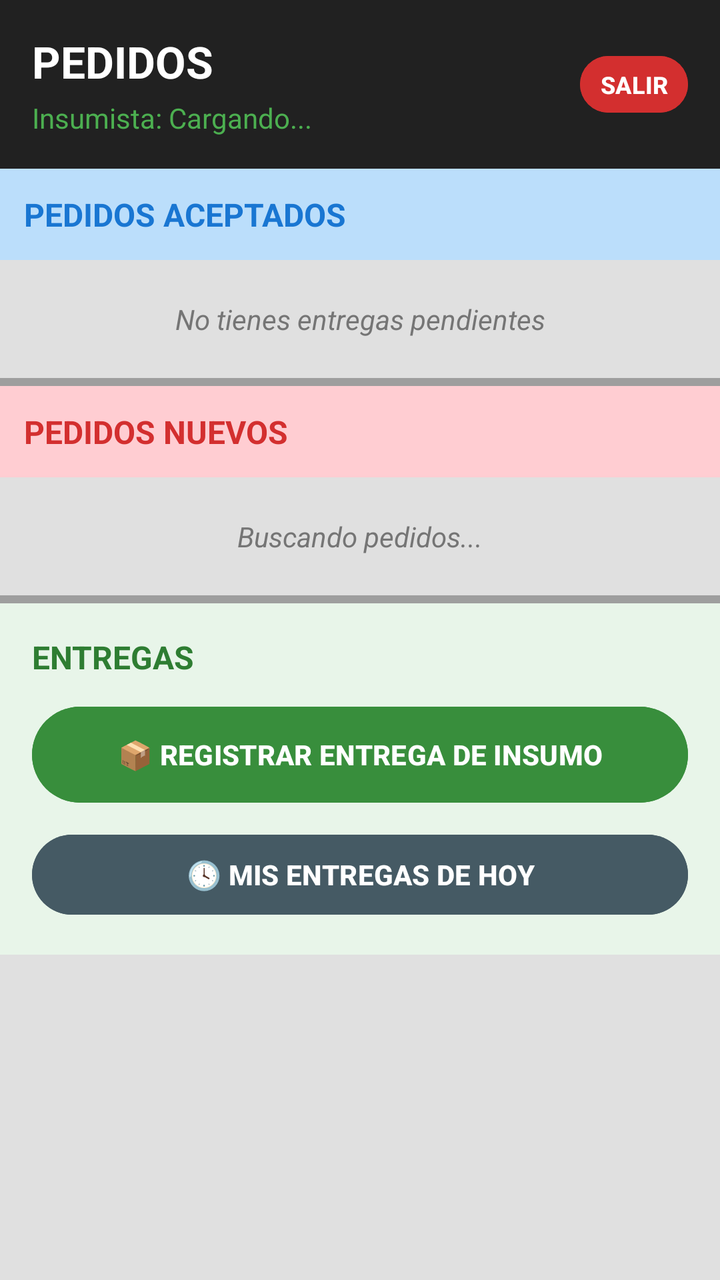
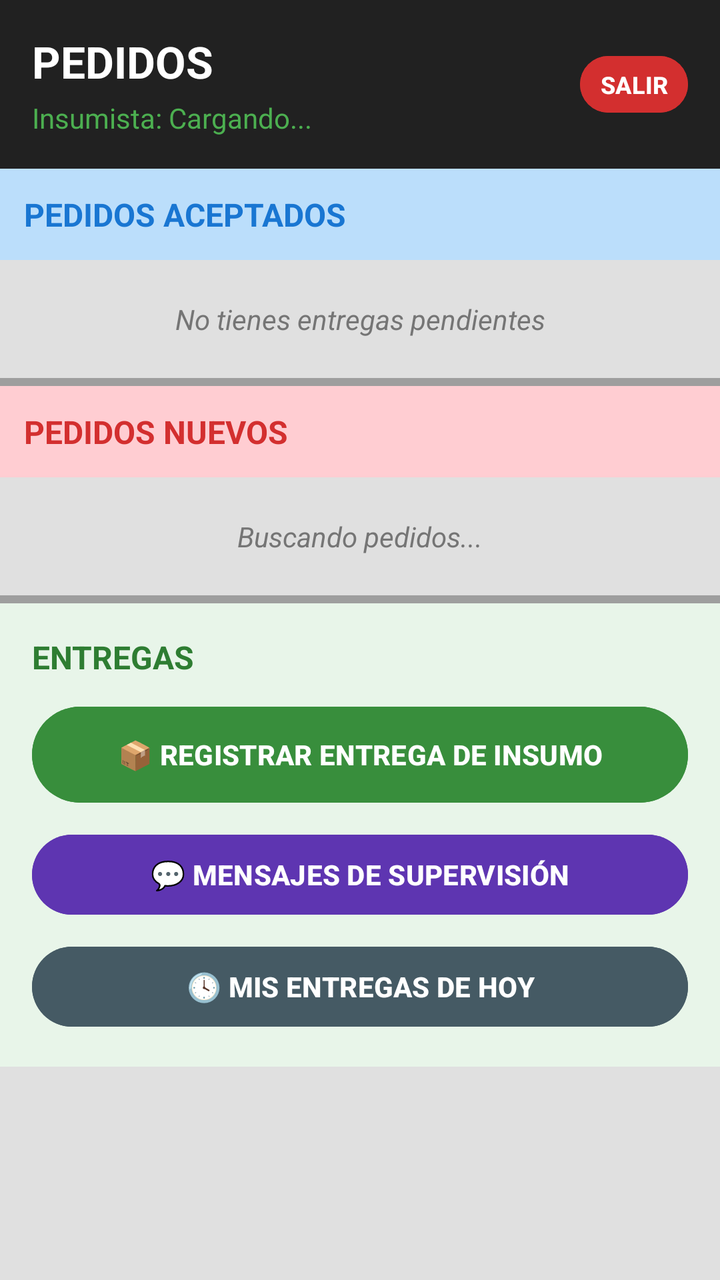

The first picture is an Android layout as it rendered before a commit; the second is the same layout after the commit. The layout source and the unified diff follow.
<!-- AndroidManifest.xml: application theme Theme.Controller -->
<!-- res/layout/activity_bandeja_insumos.xml -->
<?xml version="1.0" encoding="utf-8"?>
<LinearLayout xmlns:android="http://schemas.android.com/apk/res/android"
    android:layout_width="match_parent"
    android:layout_height="match_parent"
    android:orientation="vertical"
    android:background="#E0E0E0"
    android:fitsSystemWindows="true">

    <LinearLayout
        android:layout_width="match_parent"
        android:layout_height="wrap_content"
        android:background="#212121"
        android:padding="16dp"
        android:orientation="horizontal"
        android:gravity="center_vertical">
        <LinearLayout
            android:layout_width="0dp"
            android:layout_height="wrap_content"
            android:layout_weight="1"
            android:orientation="vertical">
            <TextView
                android:layout_width="wrap_content"
                android:layout_height="wrap_content"
                android:text="PEDIDOS"
                android:textColor="#FFFFFF"
                android:textSize="22sp"
                android:textStyle="bold"/>
            <TextView
                android:id="@+id/tvUsuarioLogueado"
                android:layout_width="wrap_content"
                android:layout_height="wrap_content"
                android:text="Insumista: Cargando..."
                android:textColor="#4CAF50"
                android:textSize="14sp"
                android:layout_marginTop="4dp"/>
        </LinearLayout>
        <Button
            android:id="@+id/btnCerrarSesion"
            android:layout_width="wrap_content"
            android:layout_height="wrap_content"
            android:minHeight="0dp"
            android:minWidth="0dp"
            android:paddingHorizontal="10dp"
            android:text="SALIR"
            android:textSize="12sp"
            android:backgroundTint="#D32F2F"
            android:textColor="#FFFFFF"
            android:textStyle="bold"/>
    </LinearLayout>

    <androidx.core.widget.NestedScrollView
        android:layout_width="match_parent"
        android:layout_height="match_parent"
        android:fillViewport="true">

        <LinearLayout
            android:layout_width="match_parent"
            android:layout_height="wrap_content"
            android:orientation="vertical">

            <TextView
                android:layout_width="match_parent"
                android:layout_height="wrap_content"
                android:text="PEDIDOS ACEPTADOS"
                android:textColor="#1976D2"
                android:textStyle="bold"
                android:padding="12dp"
                android:textSize="16sp"
                android:background="#BBDEFB"/>

            <TextView
                android:id="@+id/tvSinAsignados"
                android:layout_width="match_parent"
                android:layout_height="wrap_content"
                android:text="No tienes entregas pendientes"
                android:gravity="center"
                android:padding="20dp"
                android:textStyle="italic"
                android:textColor="#757575"/>

            <androidx.recyclerview.widget.RecyclerView
                android:id="@+id/rvAsignados"
                android:layout_width="match_parent"
                android:layout_height="wrap_content"
                android:nestedScrollingEnabled="false" /> <View
            android:layout_width="match_parent"
            android:layout_height="4dp"
            android:background="#9E9E9E"/>

            <TextView
                android:layout_width="match_parent"
                android:layout_height="wrap_content"
                android:text="PEDIDOS NUEVOS"
                android:textColor="#D32F2F"
                android:textStyle="bold"
                android:padding="12dp"
                android:textSize="16sp"
                android:background="#FFCDD2"/>

            <TextView
                android:id="@+id/tvSinPedidos"
                android:layout_width="match_parent"
                android:layout_height="wrap_content"
                android:text="Buscando pedidos..."
                android:gravity="center"
                android:padding="20dp"
                android:textStyle="italic"
                android:textColor="#757575"/>

            <androidx.recyclerview.widget.RecyclerView
                android:id="@+id/rvPedidos"
                android:layout_width="match_parent"
                android:layout_height="wrap_content"
                android:nestedScrollingEnabled="false" />

            <View
                android:layout_width="match_parent"
                android:layout_height="4dp"
                android:background="#9E9E9E"/>

            <LinearLayout
                android:layout_width="match_parent"
                android:layout_height="wrap_content"
                android:background="#E8F5E9"
                android:padding="16dp"
                android:orientation="vertical">

                <TextView
                    android:layout_width="match_parent"
                    android:layout_height="wrap_content"
                    android:text="ENTREGAS"
                    android:textColor="#2E7D32"
                    android:textStyle="bold"
                    android:textSize="16sp"
                    android:layout_marginBottom="10dp"/>

                <Button
                    android:id="@+id/btnEntregarInsumo"
                    android:layout_width="match_parent"
                    android:layout_height="56dp"
                    android:text="📦 REGISTRAR ENTREGA DE INSUMO"
                    android:textColor="#FFFFFF"
                    android:textStyle="bold"
                    android:backgroundTint="#388E3C"/>

                <Button
                    android:id="@+id/btnHistorialEntregas"
                    android:layout_width="match_parent"
                    android:layout_height="48dp"
                    android:layout_marginTop="8dp"
                    android:text="🕓 MIS ENTREGAS DE HOY"
                    android:textColor="#FFFFFF"
                    android:textStyle="bold"
                    android:backgroundTint="#455A64"/>
            </LinearLayout>

        </LinearLayout>
    </androidx.core.widget.NestedScrollView>

</LinearLayout>
<!-- resources referenced by this layout -->
<resources>
  <style name="Theme.Controller" parent="Base.Theme.Controller" />
  <style name="Base.Theme.Controller" parent="Theme.Material3.DayNight.NoActionBar">
          
          
      </style>
</resources>

<!-- the commit's change to res/layout/activity_bandeja_insumos.xml (unified diff, before → after) -->
@@ -144,6 +144,16 @@
                     android:backgroundTint="#388E3C"/>
 
                 <Button
+                    android:id="@+id/btnMensajesBodega"
+                    android:layout_width="match_parent"
+                    android:layout_height="48dp"
+                    android:layout_marginTop="8dp"
+                    android:text="💬 MENSAJES DE SUPERVISIÓN"
+                    android:textColor="#FFFFFF"
+                    android:textStyle="bold"
+                    android:backgroundTint="#5E35B1"/>
+
+                <Button
                     android:id="@+id/btnHistorialEntregas"
                     android:layout_width="match_parent"
                     android:layout_height="48dp"
